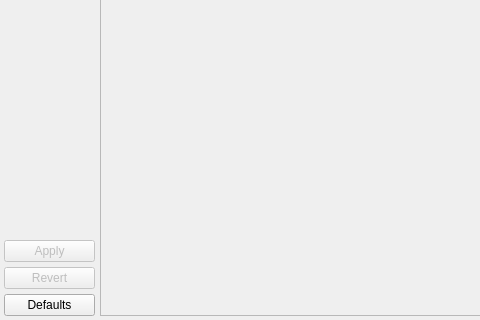
Before: the Qt Designer form libs/libgui/ui/settings/configurationwidget.ui in arichiardi/pgmodeler, drawn with Qt 5; both pictures show x 0 to 480 and y 256 to 576 of the 989 by 576 pixel window.
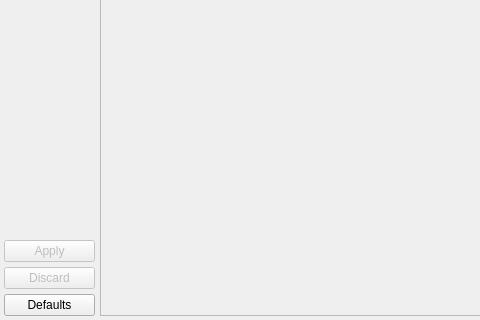
After: the same form once the commit is applied. Icons and pictures are not drawn.

What changed in the file:
```diff
--- a/libs/libgui/ui/settings/configurationwidget.ui
+++ b/libs/libgui/ui/settings/configurationwidget.ui
@@ -95,7 +95,7 @@
       </size>
      </property>
      <property name="text">
-      <string>Revert</string>
+      <string>Discard</string>
      </property>
      <property name="icon">
       <iconset resource="../../res/resources.qrc">
```
